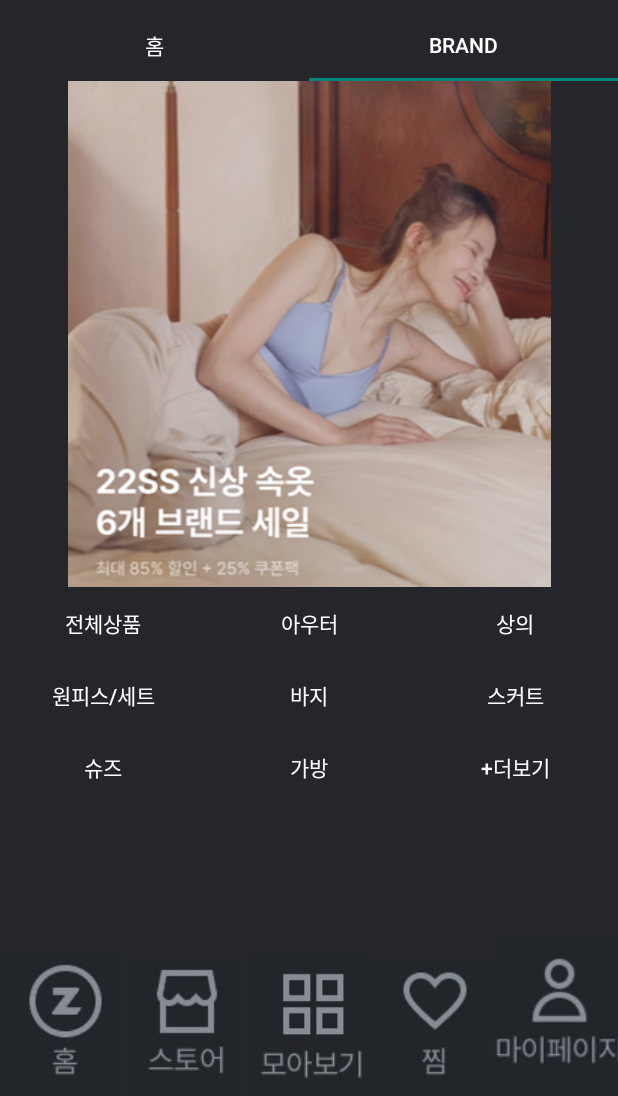
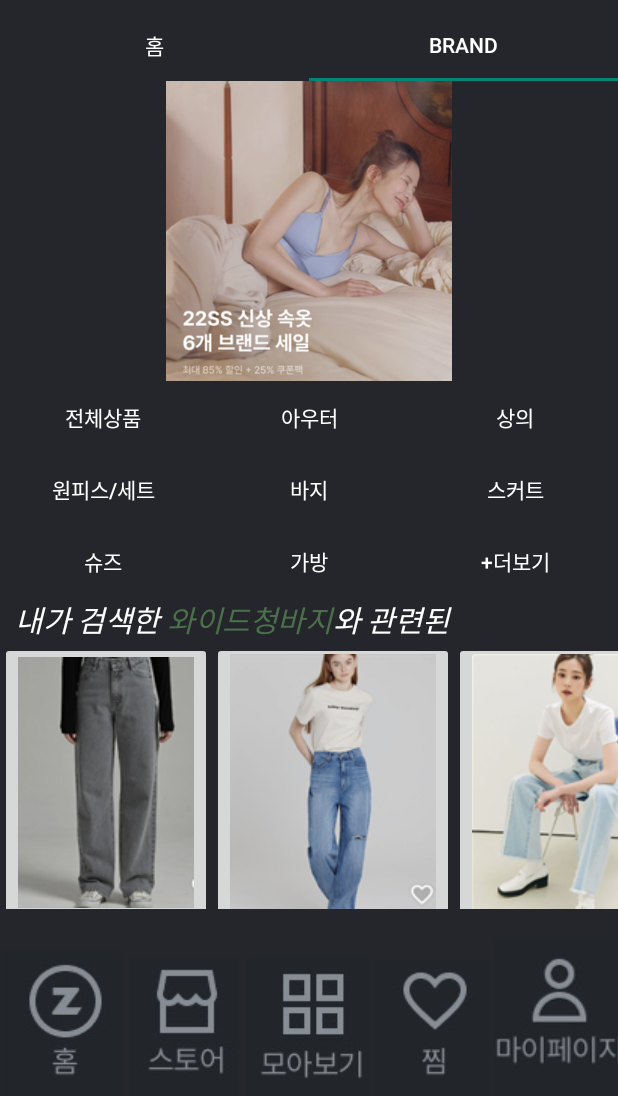
Before and after one commit to eunseo0105/ZigZag_, an Android app: the screen it shows after launch (MainActivity), tab 2 chosen, on a phone screen of 412 x 824 dp, the part 140-1236 px from its top. Run offline under Robolectric (Android 15) with nearby library versions, the phone set to English and light mode, and no system bars.

Commit message:
쇼핑몰 만드는 앱 구현 -scrollview구현 및 horizontalscrollview 구현

```diff
--- a/app/src/main/java/com/es/zigzag/Frag1Activity.kt
+++ b/app/src/main/java/com/es/zigzag/Frag1Activity.kt
@@ -9,11 +9,13 @@ import android.view.LayoutInflater
 import android.view.View
 import android.view.ViewGroup
 import android.widget.Button
+import android.widget.TextView
 import androidx.fragment.app.Fragment
 
 class Frag1Activity:  Fragment() {
-    private lateinit var btn1: Button
+
     private lateinit var btn6 : Button
+
 
     override fun onCreateView(inflater: LayoutInflater, container: ViewGroup?, savedInstanceState: Bundle?): View? {
         var view : View = inflater.inflate(R.layout.activity_frag1, container, false)
--- a/app/src/main/java/com/es/zigzag/Frag2Activity.kt
+++ b/app/src/main/java/com/es/zigzag/Frag2Activity.kt
@@ -9,14 +9,21 @@ import android.view.LayoutInflater
 import android.view.View
 import android.view.ViewGroup
 import android.widget.Button
+import android.widget.TextView
 import androidx.fragment.app.Fragment
 
 class Frag2Activity:Fragment() {
-    private lateinit var btn2 : Button
+    private lateinit var text3: TextView
 
     override fun onCreateView(inflater: LayoutInflater, container: ViewGroup?, savedInstanceState: Bundle?): View? {
         var view : View = inflater.inflate(R.layout.activity_frag2, container, false)
 
+        text3 = view.findViewById(R.id.text3)
+        var txt = SpannableStringBuilder(text3.text);
+        txt.setSpan(ForegroundColorSpan(Color.parseColor("#4B714C")), 7,13, Spannable.SPAN_EXCLUSIVE_EXCLUSIVE);
+        text3.text = txt
+
+
         return view
     }
 }
--- a/app/src/main/java/com/es/zigzag/MainActivity.kt
+++ b/app/src/main/java/com/es/zigzag/MainActivity.kt
@@ -12,6 +12,7 @@ class MainActivity : AppCompatActivity() {
 
     private lateinit var viewPager: ViewPager
     private lateinit var tabLayout: TabLayout
+
 
     override fun onCreate(savedInstanceState: Bundle?) {
         super.onCreate(savedInstanceState)
--- a/app/src/main/res/layout/activity_frag2.xml
+++ b/app/src/main/res/layout/activity_frag2.xml
@@ -1,13 +1,17 @@
 <?xml version="1.0" encoding="utf-8"?>
-<LinearLayout xmlns:android="http://schemas.android.com/apk/res/android"
+<ScrollView xmlns:android="http://schemas.android.com/apk/res/android"
     android:layout_width="match_parent"
     android:layout_height="match_parent"
     android:background="#25262B"
+    >
+
+    <LinearLayout
+        android:layout_width="match_parent"
+        android:layout_height="match_parent"
         android:orientation="vertical">
-
         <ImageView
             android:layout_width="match_parent"
-        android:layout_height="wrap_content"
+            android:layout_height="200dp"
             android:scaleType="fitCenter"
             android:src="@drawable/shop_7" />
 
@@ -113,4 +117,98 @@
             </LinearLayout>
 
 
+            <LinearLayout
+                android:layout_width="match_parent"
+                android:layout_height="match_parent"
+                android:orientation="vertical">
+
+                <TextView
+                    android:id="@+id/text3"
+                    android:layout_width="match_parent"
+                    android:layout_height="wrap_content"
+                    android:layout_marginLeft="10dp"
+                    android:text="내가 검색한 와이드청바지와 관련된"
+                    android:textSize="20dp"
+                    android:textStyle="italic" />
+                <HorizontalScrollView
+                    android:layout_width="match_parent"
+                    android:layout_height="match_parent"
+                    android:background="#25262B">
+                    <LinearLayout
+                        android:layout_width="match_parent"
+                        android:layout_height="match_parent"
+                        android:orientation="horizontal">
+                        <ImageButton
+                            android:id="@+id/shop_9"
+                            android:layout_width="wrap_content"
+                            android:layout_height="wrap_content"
+                            android:src="@drawable/shop_9" />
+
+                        <ImageButton
+                            android:id="@+id/shop_10"
+                            android:layout_width="wrap_content"
+                            android:layout_height="match_parent"
+                            android:src="@drawable/shop_10" />
+                        <ImageButton
+                            android:id="@+id/shop_11"
+                            android:layout_width="wrap_content"
+                            android:layout_height="match_parent"
+                            android:src="@drawable/shop_11" />
+                        <ImageButton
+                            android:id="@+id/shop_12"
+                            android:layout_width="wrap_content"
+                            android:layout_height="match_parent"
+                            android:src="@drawable/shop_12" />
+
                     </LinearLayout>
+                </HorizontalScrollView>
+
+                <HorizontalScrollView
+                    android:layout_width="match_parent"
+                    android:layout_height="match_parent"
+                    android:background="#25262B">
+
+                <LinearLayout
+                    android:layout_width="match_parent"
+                    android:layout_height="match_parent"
+                    android:orientation="horizontal">
+
+                    <TextView
+                        android:id="@+id/text4"
+                        android:layout_width="wrap_content"
+                        android:layout_height="wrap_content"
+                        android:text="밀리언코드\n[CONA9110]{기모옵션}{숏버전} \n10% 45,000원"
+                        android:textSize="10dp"
+                        android:textStyle="italic" />
+
+                    <TextView
+                        android:id="@+id/text5"
+                        android:layout_width="wrap_content"
+                        android:layout_height="wrap_content"
+                        android:text="레이지선데이 \n Damaged Wide denim pants \n 60% 33,600원 "
+                        android:textSize="10dp"
+                        android:layout_marginLeft="20dp"
+                        android:textStyle="italic" />
+
+                    <TextView
+                        android:id="@+id/text6"
+                        android:layout_width="wrap_content"
+                        android:layout_height="wrap_content"
+                        android:text="시티브리즈 \n [ZIGZAG][4/19 순차배송][22SS]\n10/5 79,200원 "
+                        android:textSize="10dp"
+                        android:layout_marginLeft="20dp"
+                        android:textStyle="italic" />
+                    <TextView
+                        android:id="@+id/text7"
+                        android:layout_width="wrap_content"
+                        android:layout_height="wrap_content"
+                        android:text="밀리언코르 \n[CONA9148]커버밴드 세미와이드\n10% 55,800원"
+                        android:textSize="10dp"
+                        android:layout_marginLeft="20dp"
+                        android:textStyle="italic" />
+
+                    </LinearLayout>
+                </HorizontalScrollView>
+        </LinearLayout>
+    </LinearLayout>
+</ScrollView>
--- a/app/src/main/res/layout/activity_main.xml
+++ b/app/src/main/res/layout/activity_main.xml
@@ -85,9 +85,8 @@
     <androidx.viewpager.widget.ViewPager
         android:id="@+id/frame1"
         android:layout_width="match_parent"
-        android:layout_height="0dp"
-        android:layout_weight="1">
-    </androidx.viewpager.widget.ViewPager>
+        android:layout_height="wrap_content"
+        android:layout_weight="1"></androidx.viewpager.widget.ViewPager>
 
     <LinearLayout
         android:layout_width="match_parent"
@@ -97,35 +96,35 @@
         <Button
             android:layout_width="0dp"
             android:layout_height="match_parent"
-            android:layout_weight="1"
+            android:layout_weight="5"
             android:background="#25262B"
             android:drawableBottom="@drawable/shop_2" />
 
         <Button
             android:layout_width="0dp"
             android:layout_height="match_parent"
-            android:layout_weight="1"
+            android:layout_weight="5"
             android:background="#25262B"
             android:drawableBottom="@drawable/shop_3" />
 
         <Button
             android:layout_width="0dp"
             android:layout_height="match_parent"
-            android:layout_weight="1"
+            android:layout_weight="5"
             android:background="#25262B"
             android:drawableBottom="@drawable/shop_4" />
 
         <Button
             android:layout_width="0dp"
             android:layout_height="match_parent"
-            android:layout_weight="1"
+            android:layout_weight="5"
             android:background="#25262B"
             android:drawableBottom="@drawable/shop_5" />
 
         <Button
             android:layout_width="0dp"
             android:layout_height="wrap_content"
-            android:layout_weight="1"
+            android:layout_weight="5"
             android:background="#25262B"
             android:drawableBottom="@drawable/shop_6" />
     </LinearLayout>
--- a/app/src/main/res/values/colors.xml
+++ b/app/src/main/res/values/colors.xml
@@ -7,7 +7,7 @@
     <color name="teal_700">#FF018786</color>
     <color name="black">#FF000000</color>
     <color name="white">#FFFFFFFF</color>
-    <color name="colorPrimary">#008577</color>
+    <color name="colorPrimary">#4B714C</color>
     <color name="colorPrimaryDark">#00574B</color>
     <color name="colorAccent">#D81B60</color>
     <color name="colorGray">#696870</color>
```
Also changed, not shown: app/src/main/res/drawable/shop_10.png (added), app/src/main/res/drawable/shop_11.png (added), app/src/main/res/drawable/shop_12.png (added), app/src/main/res/drawable/shop_9.png (added). Lines whose indentation alone changed are shown as unchanged.
